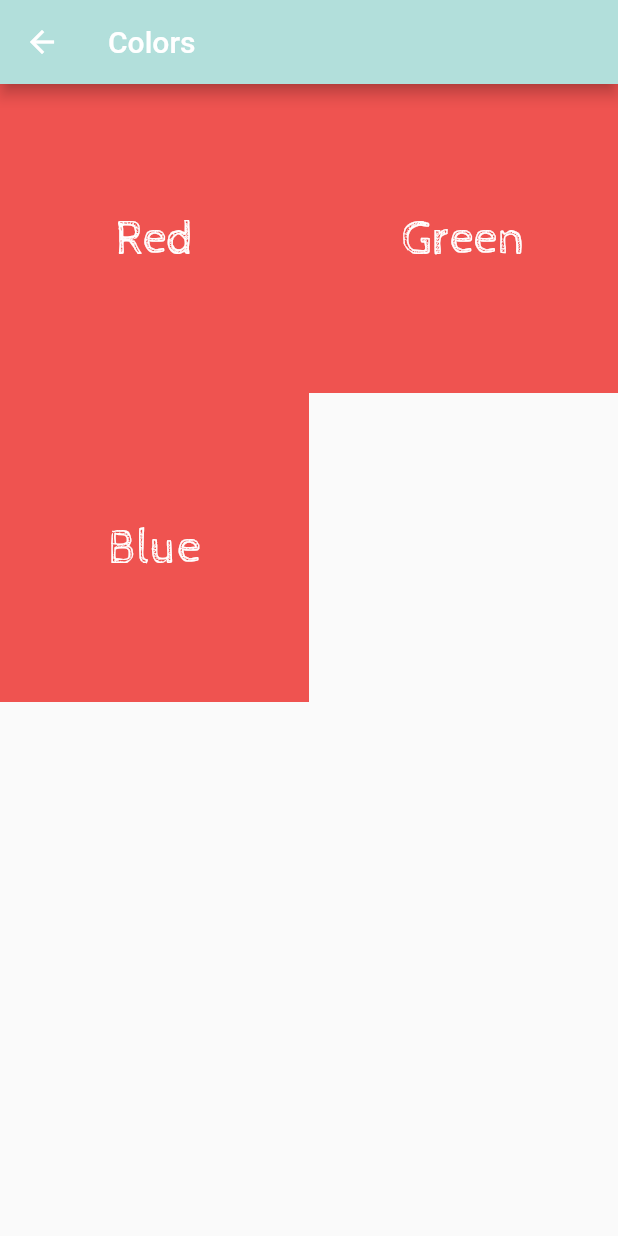
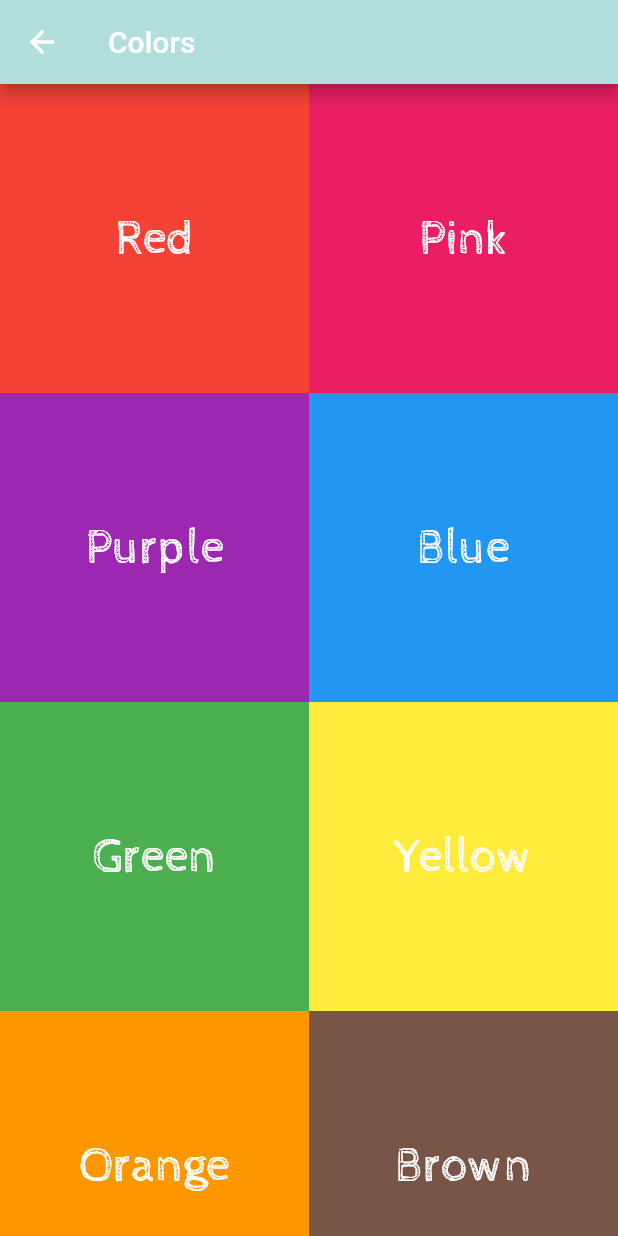
Before and after one commit to simpletail/flutter_kid_starter, a Flutter app: the screen it shows after launch, after a tap on "Colors", on a phone screen of 412 x 824 dp. Run offline on Flutter 3.47's test engine with Material 2 defaults, Android fonts, the light colour scheme and no system bars.

Commit message:
Add ColorScreen

```diff
--- /dev/null
+++ b/assets/data/colors.json
@@ -0,0 +1,42 @@
+[
+  {
+    "code": "0xfff44336",
+    "name": "Red"
+  },
+  {
+    "code": "0xffe91e63",
+    "name": "Pink"
+  },
+  {
+    "code": "0xff9c27b0",
+    "name": "Purple"
+  },
+  {
+    "code": "0xff2196f3",
+    "name": "Blue"
+  },
+  {
+    "code": "0xff4caf50",
+    "name": "Green"
+  },
+  {
+    "code": "0xffffeb3b",
+    "name": "Yellow"
+  },
+  {
+    "code": "0xffff9800",
+    "name": "Orange"
+  },
+  {
+    "code": "0xff795548",
+    "name": "Brown"
+  },
+  {
+    "code": "0xff000000",
+    "name": "Black"
+  },
+  {
+    "code": "0xffffffff",
+    "name": "White"
+  }
+]
--- /dev/null
+++ b/lib/entities/color.dart
@@ -0,0 +1,16 @@
+class ColorEntity {
+  String colorCode;
+  String colorName;
+
+  ColorEntity({
+    this.colorCode,
+    this.colorName,
+  });
+
+  factory ColorEntity.fromJson(Map<String, dynamic> parsedJson) {
+    return ColorEntity(
+      colorCode: parsedJson['code'],
+      colorName: parsedJson['name'],
+    );
+  }
+}
--- a/lib/main.dart
+++ b/lib/main.dart
@@ -1,6 +1,6 @@
 import 'package:flutter/material.dart';
-import 'package:flutterkutkit/screens/homeScreen.dart';
-import 'package:flutterkutkit/screens/colorScreen.dart';
+import 'package:flutterkutkit/screens/home.dart';
+import 'package:flutterkutkit/screens/colors.dart';
 
 void main() => runApp(MyApp());
 
@@ -9,6 +9,7 @@ class MyApp extends StatelessWidget {
   @override
   Widget build(BuildContext context) {
     return MaterialApp(
+      debugShowCheckedModeBanner: false,
       title: 'Flutter Demo',
       initialRoute: '/',
       routes: <String, WidgetBuilder>{
--- a/lib/screens/colorScreen.dart
+++ /dev/null
@@ -1,69 +0,0 @@
-import 'package:flutter/material.dart';
-
-class ColorsScreen extends StatelessWidget {
-  @override
-  Widget build(BuildContext context) {
-    return Scaffold(
-      appBar: AppBar(
-        backgroundColor: Colors.teal[100],
-        title: Text('Colors'),
-      ),
-      body: Container(
-        child: GridView(
-          gridDelegate:
-              SliverGridDelegateWithFixedCrossAxisCount(crossAxisCount: 2),
-          children: <Widget>[
-            ColorWidget(color: 'Red'),
-            ColorWidget(color: 'Green'),
-            ColorWidget(color: 'Blue'),
-          ],
-        ),
-      ),
-    );
-  }
-
-  List _buildList(int count) {
-    List<Widget> listItems = List();
-
-    for (int i = 0; i < count; i++) {
-      listItems.add(new Padding(
-          padding: new EdgeInsets.all(20.0),
-          child: new Text('Item ${i.toString()}',
-              style: new TextStyle(fontSize: 25.0))));
-    }
-
-    return listItems;
-  }
-}
-
-class ColorWidget extends StatelessWidget {
-  final String color;
-
-  const ColorWidget({
-    this.color,
-    Key key,
-  }) : super(key: key);
-
-  @override
-  Widget build(BuildContext context) {
-    return Material(
-      color: Colors.red[400],
-      child: InkWell(
-          onTap: () {
-            print('tapped');
-          },
-          child: Center(
-            child: Container(
-              child: Text(
-                color,
-                style: TextStyle(
-                  fontFamily: 'CabinSketch',
-                  fontSize: 32,
-                  color: Colors.white,
-                ),
-              ),
-            ),
-          )),
-    );
-  }
-}
--- /dev/null
+++ b/lib/screens/colors.dart
@@ -0,0 +1,62 @@
+import 'dart:convert';
+import 'dart:async' show Future;
+import 'package:flutter/material.dart';
+import 'package:flutter/services.dart' show rootBundle;
+import 'package:flutterkutkit/entities/color.dart';
+import 'package:flutterkutkit/widgets/colorGrid.dart';
+
+Future<List<ColorEntity>> _fetchColors() async {
+  String jsonString = await rootBundle.loadString('assets/data/colors.json');
+  final jsonParsed = json.decode(jsonString);
+
+  return jsonParsed
+      .map<ColorEntity>((json) => new ColorEntity.fromJson(json))
+      .toList();
+}
+
+class ColorsScreenState extends State<ColorsScreen> {
+  Future<List<ColorEntity>> _colorsFuture;
+
+  @override
+  void initState() {
+    _colorsFuture = _fetchColors();
+    super.initState();
+  }
+
+  @override
+  Widget build(BuildContext context) {
+    return Scaffold(
+        appBar: AppBar(
+          backgroundColor: Colors.teal[100],
+          title: Text('Colors'),
+        ),
+        body: new FutureBuilder(
+          future: _colorsFuture,
+          builder: (context, snapshot) {
+            if (snapshot.hasData) {
+              return GridView.builder(
+                gridDelegate: SliverGridDelegateWithFixedCrossAxisCount(
+                    crossAxisCount: 2),
+                itemCount: snapshot.data.length,
+                itemBuilder: (BuildContext context, int index) {
+                  return ColorGrid(
+                      code: int.parse(snapshot.data[index].colorCode),
+                      // code: 0xffe91e63,
+                      name: snapshot.data[index].colorName);
+                },
+              );
+            } else {
+              return Center(
+                child: Text('Loading...'),
+              );
+            }
+          },
+        ));
+  }
+}
+
+class ColorsScreen extends StatefulWidget {
+  ColorsScreen();
+  @override
+  ColorsScreenState createState() => ColorsScreenState();
+}
--- /dev/null
+++ b/lib/widgets/colorGrid.dart
@@ -0,0 +1,35 @@
+import 'package:flutter/material.dart';
+
+class ColorGrid extends StatelessWidget {
+  final int code;
+  final String name;
+
+  const ColorGrid({
+    this.code,
+    this.name,
+    Key key,
+  }) : super(key: key);
+
+  @override
+  Widget build(BuildContext context) {
+    return Material(
+      color: new Color(code),
+      child: InkWell(
+          onTap: () {
+            print('tapped');
+          },
+          child: Center(
+            child: Container(
+              child: Text(
+                name,
+                style: TextStyle(
+                  fontFamily: 'CabinSketch',
+                  fontSize: 32,
+                  color: Colors.white,
+                ),
+              ),
+            ),
+          )),
+    );
+  }
+}
```
Also changed, not shown: pubspec.yaml (+3 -28 lines), lib/screens/home.dart (renamed from lib/screens/homeScreen.dart).
